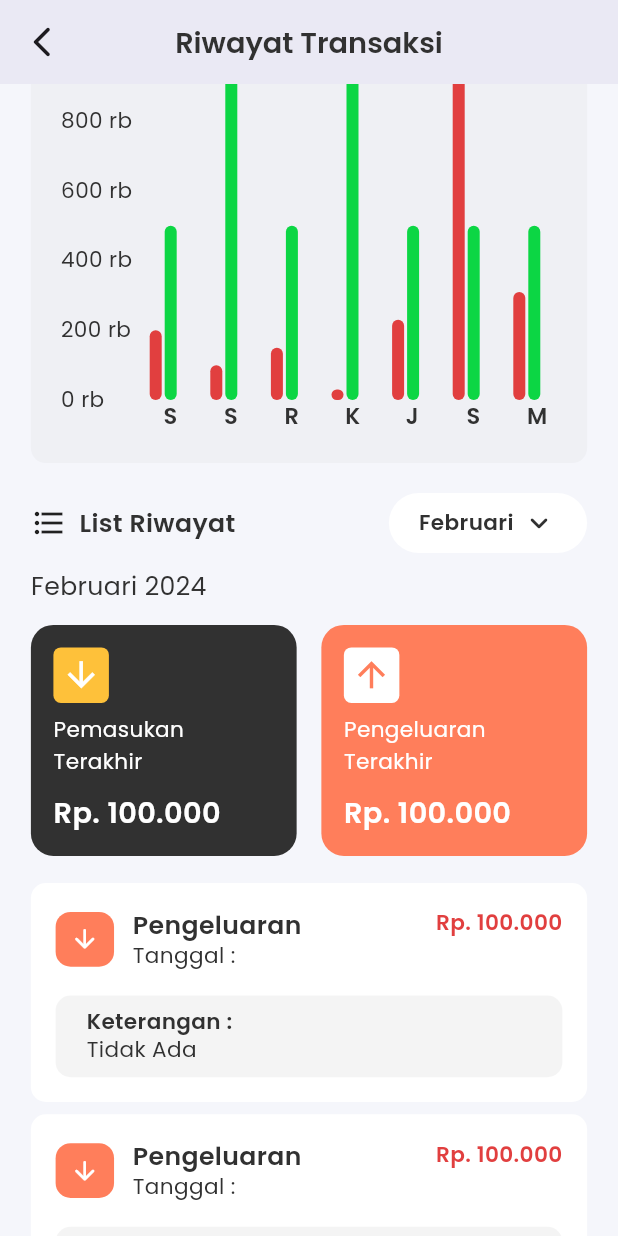
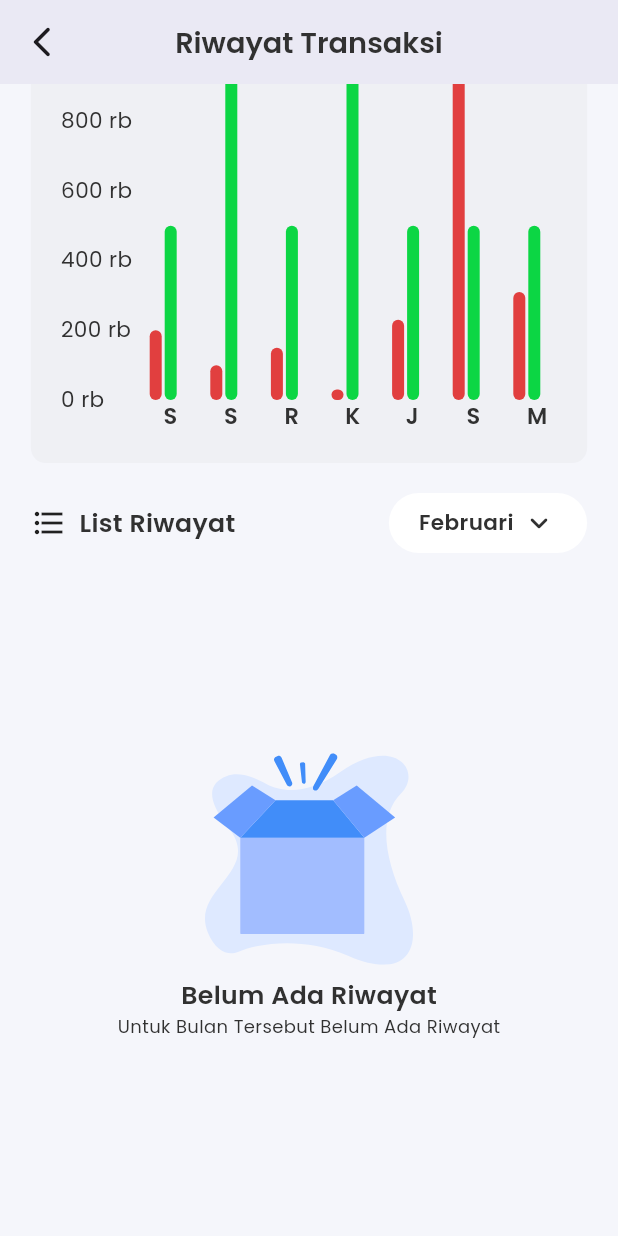
Before and after one commit to Ratih-Shinta/Fun-Education-App, a Flutter app: the screen it shows after launch, scrolled down 212 dp, on a phone screen of 412 x 824 dp. Run offline on Flutter 3.47's test engine with Material 3 defaults, Android fonts, the phone set to English and light mode, and no system bars; drawn by our look-alikes of auto_size_text, fl_chart; our stand-ins replace dio, flutter_svg, get, google_fonts, shared_preferences, timeline_tile; accounts and stored records are empty; network calls fail.

Commit message:
style [RS] : slicing revisi riwayat transaksi page kondisi tidak ada list riwayat

```diff
--- a/lib/app/pages/transaksi-page/transaksi_page_controller.dart
+++ b/lib/app/pages/transaksi-page/transaksi_page_controller.dart
@@ -17,6 +17,8 @@ class TransaksiPageController extends GetxController {
       <ItemTransactionModel>[].obs;
 
   RxBool isOpen = false.obs;
+
+    RxBool isLoading = false.obs;
 
   @override
   void onInit() {
--- a/lib/app/pages/transaksi-page/transaksi_page_view.dart
+++ b/lib/app/pages/transaksi-page/transaksi_page_view.dart
@@ -1,12 +1,14 @@
 import 'package:auto_size_text/auto_size_text.dart';
 import 'package:flutter/material.dart';
 import 'package:flutter_svg/flutter_svg.dart';
+import 'package:fun_education_app/app/pages/laporan-page/components/bottomsheet_pilih_periode.dart';
 import 'package:fun_education_app/app/pages/transaksi-page/components/mingguan_bar_chart.dart';
+import 'package:fun_education_app/app/pages/transaksi-page/transaksi_page_controller.dart';
 import 'package:fun_education_app/app/pages/transaksi-page/widgets/monthly_transactions.dart';
 import 'package:fun_education_app/common/helper/themes.dart';
 import 'package:get/get.dart';
 
-class TransaksiPageView extends StatelessWidget {
+class TransaksiPageView extends GetView<TransaksiPageController> {
   @override
   Widget build(BuildContext context) {
     final Size mediaQuery = MediaQuery.of(context).size;
@@ -58,14 +60,14 @@ class TransaksiPageView extends StatelessWidget {
                     ),
                     InkWell(
                       onTap: () {
-                        // showModalBottomSheet<void>(
-                        //   context: context,
-                        //   builder: (BuildContext context) {
-                        //     return BottomsheetPilihPediodePoint();
-                        //   },
-                        //   isScrollControlled: true,
-                        //   backgroundColor: whiteColor,
-                        // );
+                        showModalBottomSheet<void>(
+                          context: context,
+                          builder: (BuildContext context) {
+                            return BottomsheetPilihPediodePoint();
+                          },
+                          isScrollControlled: true,
+                          backgroundColor: whiteColor,
+                        );
                       },
                       child: Container(
                         padding: EdgeInsets.symmetric(
@@ -115,14 +117,14 @@ class TransaksiPageView extends StatelessWidget {
                     ),
                     InkWell(
                       onTap: () {
-                        // showModalBottomSheet<void>(
-                        //   context: context,
-                        //   builder: (BuildContext context) {
-                        //     return BottomsheetPilihPediodePoint();
-                        //   },
-                        //   isScrollControlled: true,
-                        //   backgroundColor: whiteColor,
-                        // );
+                        showModalBottomSheet<void>(
+                          context: context,
+                          builder: (BuildContext context) {
+                            return BottomsheetPilihPediodePoint();
+                          },
+                          isScrollControlled: true,
+                          backgroundColor: whiteColor,
+                        );
                       },
                       child: Container(
                         padding: EdgeInsets.symmetric(
@@ -154,7 +156,46 @@ class TransaksiPageView extends StatelessWidget {
                   ],
                 ),
                 SizedBox(height: height * 0.012),
-                MonthlyTransactions()
+                Obx(() {
+                  if (controller.isLoading.value == true) {
+                    return Center(
+                      child: CircularProgressIndicator(),
+                    );
+                  } else if (controller.itemTransactionModel.value
+                      .every((item) => item.amount == null)) {
+                    return Padding(
+                      padding: EdgeInsets.only(
+                        bottom: height * 0.15,
+                        top: height * 0.15,
+                      ),
+                      child: Center(
+                        child: Column(
+                          mainAxisAlignment: MainAxisAlignment.center,
+                          children: [
+                            SvgPicture.asset(
+                              'assets/images/imgGagal.svg',
+                            ),
+                            SizedBox(height: height * 0.01),
+                            AutoSizeText(
+                              'Belum Ada Riwayat',
+                              group: AutoSizeGroup(),
+                              maxLines: 1,
+                              style: tsBodyMediumSemibold(blackColor),
+                            ),
+                            AutoSizeText(
+                              'Untuk Bulan Tersebut Belum Ada Riwayat',
+                              group: AutoSizeGroup(),
+                              maxLines: 1,
+                              style: tsLabelLargeRegular(blackColor),
+                            ),
+                          ],
+                        ),
+                      ),
+                    );
+                  } else {
+                    return MonthlyTransactions();
+                  }
+                }),
               ],
             ),
           ),
```
